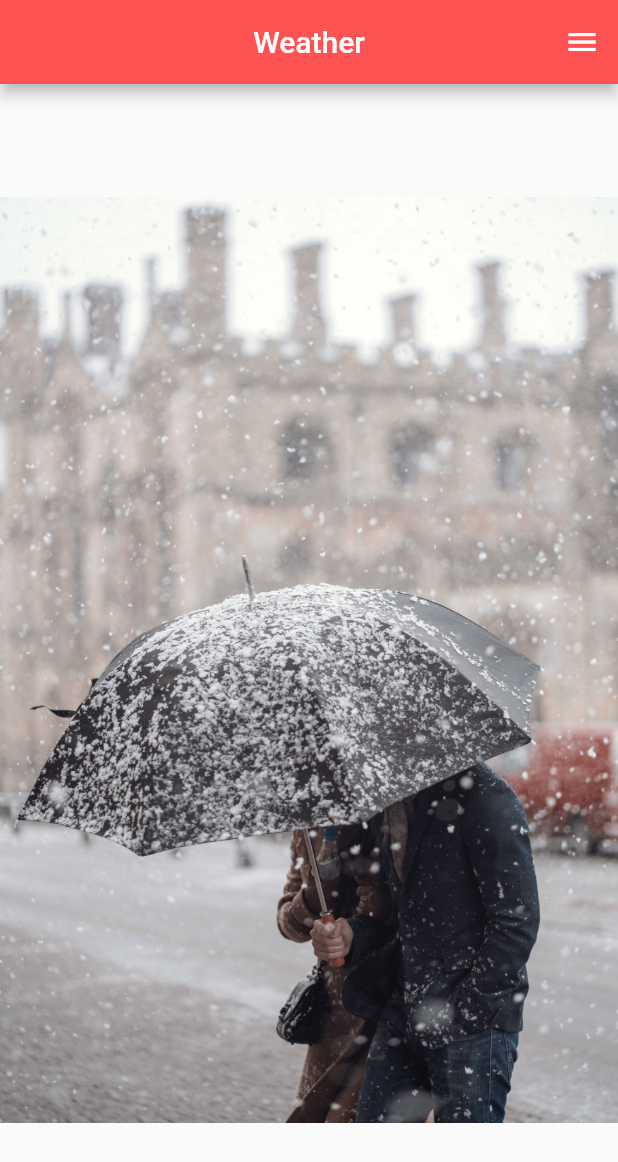
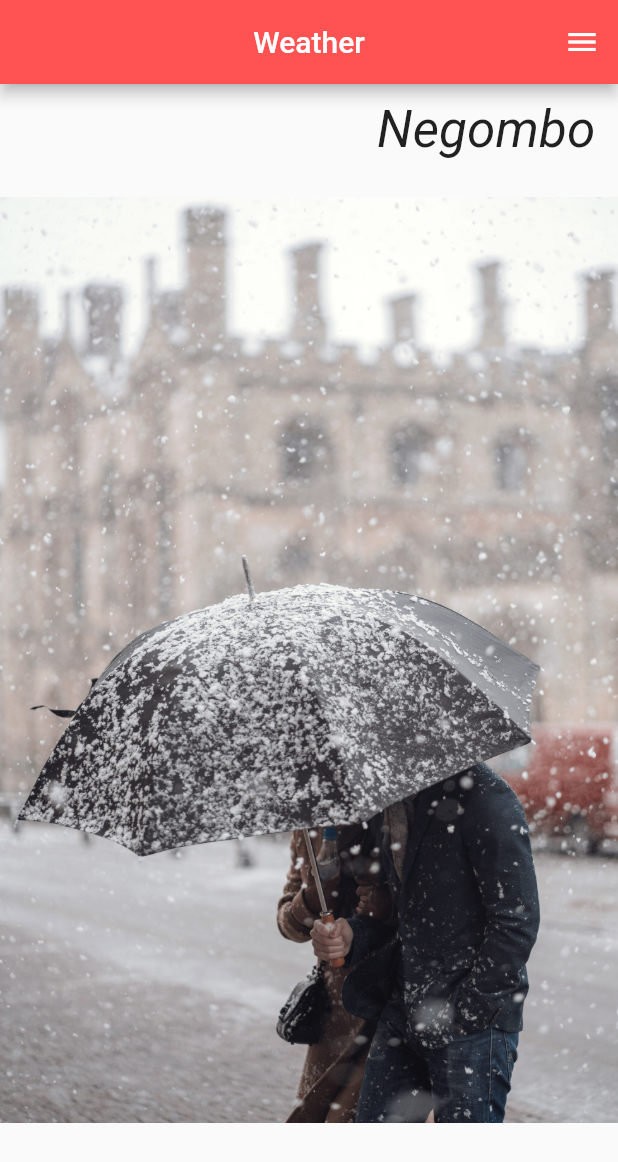
Before and after one commit to udith-shalinda/weather_app, a Flutter app: the screen it shows after launch, after a tap on the "menu" icon, on a phone screen of 412 x 824 dp. Shown: the top 1162 px of the screen. Run offline on Flutter 3.47's test engine with Material 2 defaults, Android fonts, the phone set to English and light mode, and no system bars; network calls fail.

Commit message:
display weather

```diff
--- a/lib/ui/weather.dart
+++ b/lib/ui/weather.dart
@@ -1,4 +1,9 @@
 import 'package:flutter/material.dart';
+import 'dart:async';
+import 'package:http/http.dart' as http;
+import 'dart:convert';
+
+import '../util/utils.dart' as util;
 
 class  Weather extends StatefulWidget {
   @override
@@ -6,6 +11,11 @@ class  Weather extends StatefulWidget {
 }
 
 class WeatherState extends State<Weather> with SingleTickerProviderStateMixin {
+
+  void showWeather() async{
+    Map data = await getWeather(util.apiId, util.defaultCity);
+    print(data.toString());
+  }
 
   @override
   Widget build(BuildContext context) {
@@ -16,9 +26,7 @@ class WeatherState extends State<Weather> with SingleTickerProviderStateMixin {
         title: new Text('Weather'),
         actions: <Widget>[
           new IconButton(
-              onPressed: ()=>{
-                debugPrint("menu pressed")
-              },
+              onPressed: showWeather,
               icon: new Icon(Icons.menu),
               )
         ],
@@ -26,10 +34,67 @@ class WeatherState extends State<Weather> with SingleTickerProviderStateMixin {
       body: new Stack(
         children: <Widget>[
           new Center(
-            child: new Image.asset('images/cover.jpg'),
+            child: new Image.asset(
+                'images/cover.jpg',
+                fit: BoxFit.fill,
+            ),
+          ),
+          new Container(
+            alignment: Alignment.topRight,
+            margin: new EdgeInsets.fromLTRB(0, 10, 15, 0),
+            child: new Text(
+                'Negombo',
+                style: new TextStyle(
+                  fontSize: 34,
+                  fontStyle: FontStyle.italic
+                ),
+            ),
+          ),
+          new Container(
+            margin: new EdgeInsets.fromLTRB(25, 400, 0, 0),
+            child: UpdateTempWidget('Negombo'),
           )
         ],
       ),
     );
   }
+  Future<Map> getWeather(String appId,String city) async{
+    String appUrl ="http://api.openweathermap.org/data/2.5/weather?q=$city&appid=$appId&units=imperial";
+    http.Response response = await http.get(appUrl);
+
+    return json.decode(response.body);
+  }
+
+  Widget UpdateTempWidget(String city){
+    return new FutureBuilder(
+        future: getWeather(util.apiId, city),
+        builder:(BuildContext context,AsyncSnapshot<Map> snapshot){
+          if(snapshot.hasData){
+            Map content = snapshot.data;
+            return new Container(
+              child: new Column(
+                children: <Widget>[
+                  new ListTile(
+                    title:new Text(
+                        content['main']['temp'].toString(),
+                      style: wetherDetails(),
+                    ),
+                  )
+                ],
+              ),
+            );
+          }else{
+            return new Container();
+          }
+        });
+  }
 }
+
+TextStyle wetherDetails(){
+  return new TextStyle(
+    fontStyle: FontStyle.italic,
+    fontSize: 50,
+    fontWeight: FontWeight.w800,
+    color: Colors.redAccent.shade700
+  );
+}
--- a/pubspec.yaml
+++ b/pubspec.yaml
@@ -23,6 +23,8 @@ dependencies:
   # The following adds the Cupertino Icons font to your application.
   # Use with the CupertinoIcons class for iOS style icons.
   cupertino_icons: ^0.1.2
+  http: ^0.12.0+2
+
 
 dev_dependencies:
   flutter_test:
```
Also changed, not shown: pubspec.lock.
